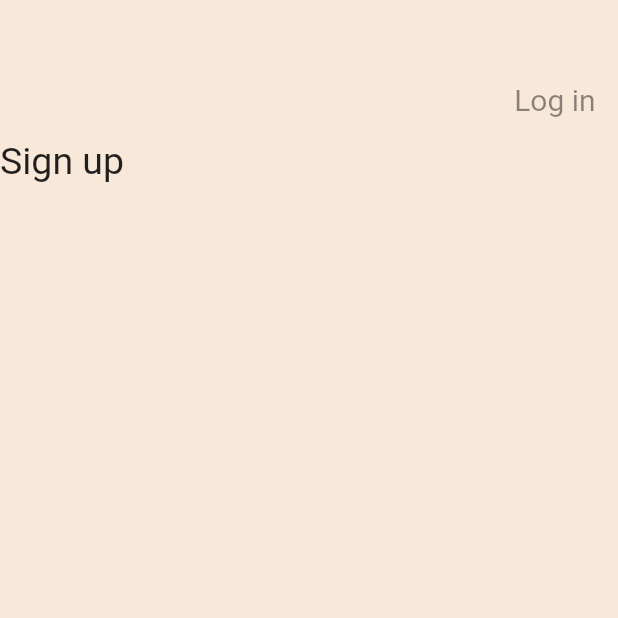
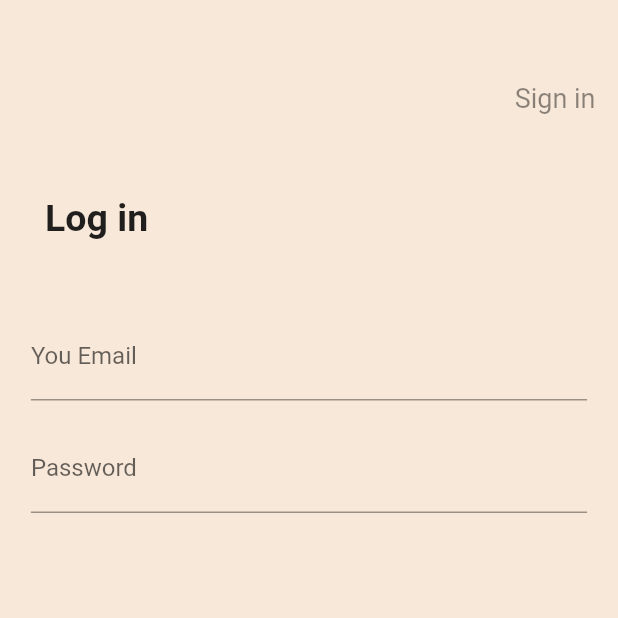
Before and after one commit to vitto2/signup-screen, a Flutter app: the screen it shows after launch, on a phone screen of 412 x 824 dp, the top half of it. Run offline on Flutter 3.47's test engine with Material 2 defaults, Android fonts, the phone set to English and light mode, and no system bars.

Commit message:
criando textsfields

```diff
--- a/lib/src/pages/login_page.dart
+++ b/lib/src/pages/login_page.dart
@@ -1,4 +1,5 @@
 import 'package:flutter/material.dart';
+import 'package:signup/src/widgets/text_field_widget.dart';
 import 'package:signup/src/widgets/text_widget.dart';
 
 class Login_page extends StatelessWidget {
@@ -27,23 +28,54 @@ class Login_page extends StatelessWidget {
                   mainAxisAlignment: MainAxisAlignment.end,
                   children: [
                     MyText(
-                      data: "Log in",
-                      fontSize: 20,
+                      data: "Sign in",
+                      fontSize: 18,
                       color: Colors.black45,
                     ),
                   ],
                 ),
               ),
             ),
-            SizedBox(),
-            Row(
+            const SizedBox(
+              height: 40,
+            ),
+            Padding(
+              padding: const EdgeInsets.only(left: 30),
+              child: Row(
+                children: [
+                  MyText(
+                    data: "Log in",
+                    fontSize: 25,
+                    fontWeight: FontWeight.w600,
+                  ),
+                ],
+              ),
+            ),
+            const SizedBox(
+              height: 40,
+            ),
+            Column(
               children: [
-                MyText(
-                  data: "Sign up",
-                  fontSize: 25,
+                Padding(
+                  padding: const EdgeInsets.all(8.0),
+                  child: SizedBox(
+                    width: screenSize.width * 0.9,
+                    child: MyTextFieldWidget(
+                      labelText: "You Email",
+                    ),
+                  ),
+                ),
+                Padding(
+                  padding: const EdgeInsets.all(8.0),
+                  child: SizedBox(
+                    width: screenSize.width * 0.9,
+                    child: MyTextFieldWidget(
+                      labelText: "Password",
+                    ),
+                  ),
                 ),
               ],
-            )
+            ),
           ],
         ),
       ),
--- a/lib/src/widgets/text_field_widget.dart
+++ b/lib/src/widgets/text_field_widget.dart
@@ -1,12 +1,18 @@
 import 'package:flutter/material.dart';
 
-class TextFieldWidget extends StatelessWidget {
-  const TextFieldWidget({super.key});
+class MyTextFieldWidget extends StatelessWidget {
+  MyTextFieldWidget({super.key, this.labelText});
+
+  String? labelText;
 
   @override
   Widget build(BuildContext context) {
     return SizedBox(
-      child: TextFormField(),
+      child: TextFormField(
+        decoration: InputDecoration(
+          labelText: labelText,
+        ),
+      ),
     );
   }
 }
```
